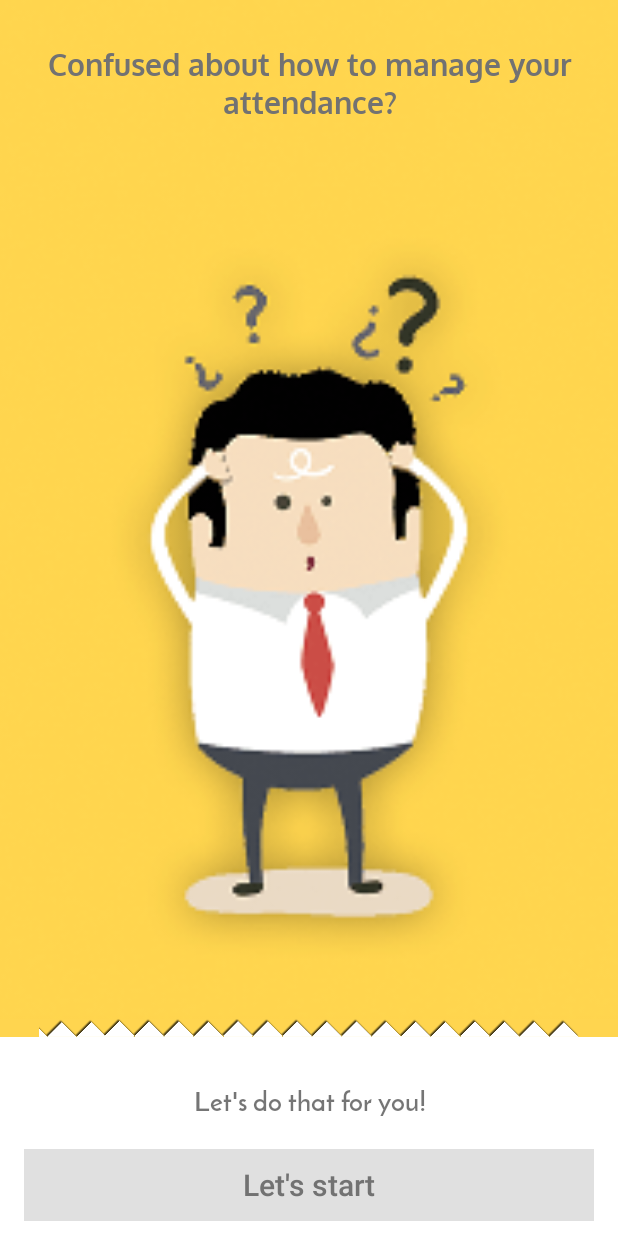
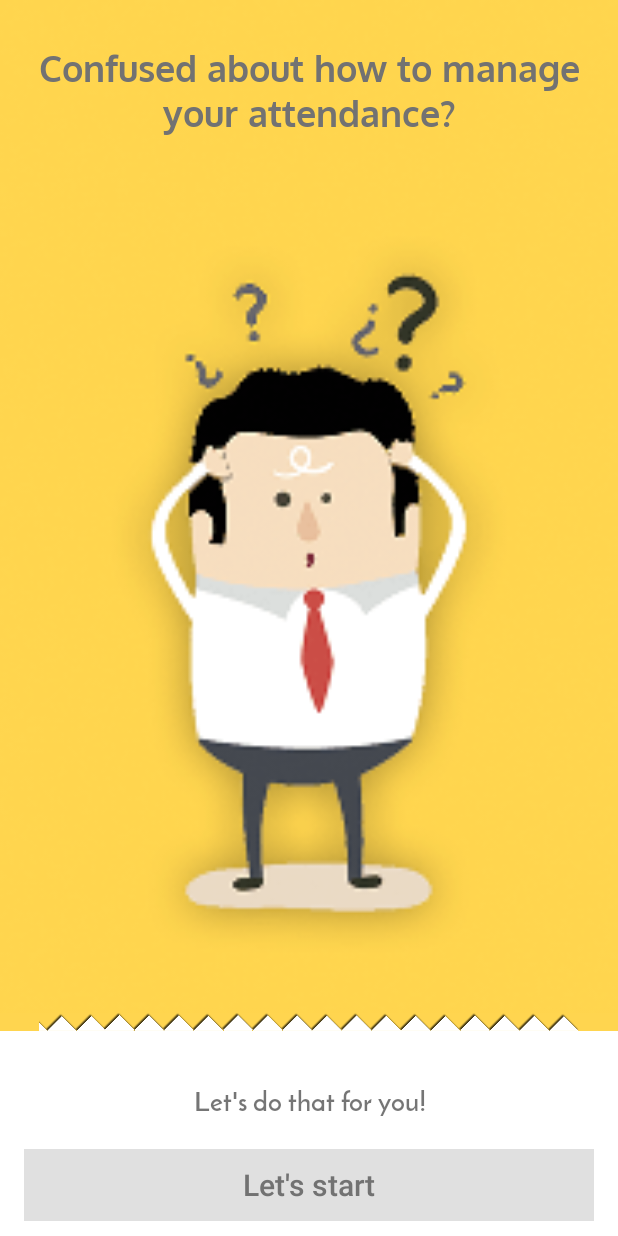
Before and after one commit to aviraldg/AttendanceManager, an Android app: the screen it shows after launch (StartScreen), on a phone screen of 412 x 824 dp. Run offline under Robolectric (Android 15) with nearby library versions, the phone set to English and light mode, and no system bars.

Commit message:
New Bugs Fixed

```diff
--- a/app/build.gradle
+++ b/app/build.gradle
@@ -8,8 +8,8 @@ android {
         applicationId "dotinc.attendancemanager2"
         minSdkVersion 15
         targetSdkVersion 23
-        versionCode 13
-        versionName "1.2.6.4"
+        versionCode 14
+        versionName "2.0"
     }
     buildTypes {
         release {
--- a/app/src/main/java/dotinc/attendancemanager2/DetailedAnalysisActivity.java
+++ b/app/src/main/java/dotinc/attendancemanager2/DetailedAnalysisActivity.java
@@ -122,6 +122,7 @@ public class DetailedAnalysisActivity extends AppCompatActivity {
         for (int i = 0; i < attendanceObject.size(); i++) {
             try {
                 String date = attendanceObject.get(i).getDate();
+                Log.d("option_date",date);
                 greenDate = formatter.parse(date);
                 if (attendanceObject.get(i).getAction() == 1) {
                     caldroidFragment.setBackgroundResourceForDate(R.color.attendedColor,
--- a/app/src/main/java/dotinc/attendancemanager2/ExtraClassActivity.java
+++ b/app/src/main/java/dotinc/attendancemanager2/ExtraClassActivity.java
@@ -57,6 +57,7 @@ public class ExtraClassActivity extends AppCompatActivity {
         recyclerView.setLayoutManager(new LinearLayoutManager(this));
         recyclerView.setHasFixedSize(true);
 
+//        Log.d("option_date_got_date",day);
 
         extraEmptyView = (RelativeLayout) findViewById(R.id.empty_view_extra_goto);
         extraEmptyTitle = (TextView) findViewById(R.id.empty_text_extra_goto);
--- a/app/src/main/res/layout/activity_about_us.xml
+++ b/app/src/main/res/layout/activity_about_us.xml
@@ -33,7 +33,7 @@
         android:layout_below="@+id/app_name"
         android:layout_centerHorizontal="true"
         android:layout_marginTop="10dp"
-        android:text="Version: 1.5"
+        android:text="Version: 2.0.1"
         android:textColor="@color/white"
         android:textSize="15sp" />
 
--- a/app/src/main/res/layout/activity_main.xml
+++ b/app/src/main/res/layout/activity_main.xml
@@ -47,7 +47,7 @@
                     android:gravity="center"
                     app:dotGap="4dp"
                     app:fillColor="#fff"
-                    app:radius="6dp"
+                    app:radius="8dp"
                     app:strokeColor="#fff" />
             </RelativeLayout>
 
--- a/app/src/main/res/layout/activity_start_screen.xml
+++ b/app/src/main/res/layout/activity_start_screen.xml
@@ -38,7 +38,7 @@
             android:gravity="center"
             app:dotGap="4dp"
             app:fillColor="#fff"
-            app:radius="6dp"
+            app:radius="10dp"
             app:strokeColor="@color/black" />
 
         <TextView
@@ -51,20 +51,20 @@
             android:layout_marginRight="16dp"
             android:gravity="center"
             android:padding="10dp"
-            android:textStyle="bold"
             android:text="This is an example of textview"
-            android:textSize="18sp" />
+            android:textSize="18sp"
+            android:textStyle="bold" />
 
         <Button
             android:id="@+id/start_btn"
             android:layout_width="match_parent"
             android:layout_height="wrap_content"
             android:layout_below="@+id/help_text"
+            android:layout_centerHorizontal="true"
             android:layout_marginBottom="10dp"
             android:layout_marginLeft="16dp"
             android:layout_marginRight="16dp"
             android:layout_marginTop="10dp"
-            android:layout_centerHorizontal="true"
             android:background="@color/attendedColor"
             android:padding="8dp"
             android:text="Let's Start"
--- a/app/src/main/res/layout/fragment_first.xml
+++ b/app/src/main/res/layout/fragment_first.xml
@@ -23,7 +23,7 @@
         android:padding="10dp"
         android:text="This is the title Text"
         android:textColor="@color/secondaryText"
-        android:textSize="20sp" />
+        android:textSize="24sp" />
 
     <ImageView
         android:id="@+id/strip"
--- a/app/src/main/res/layout/fragment_second2.xml
+++ b/app/src/main/res/layout/fragment_second2.xml
@@ -23,7 +23,7 @@
         android:padding="10dp"
         android:text="This is the title Text"
         android:textColor="@color/white"
-        android:textSize="20sp" />
+        android:textSize="24sp" />
 
     <ImageView
         android:id="@+id/strip"
--- a/app/src/main/res/layout/fragment_third.xml
+++ b/app/src/main/res/layout/fragment_third.xml
@@ -23,7 +23,7 @@
         android:padding="10dp"
         android:text="This is the title Text"
         android:textColor="@color/secondaryText"
-        android:textSize="20sp" />
+        android:textSize="24sp" />
 
     <ImageView
         android:id="@+id/strip"
--- a/app/src/main/res/values/strings.xml
+++ b/app/src/main/res/values/strings.xml
@@ -78,16 +78,20 @@
     <string name="gotodate">•Select a previous date to enter your attendance in case you forgot :P</string>
     <string name="predictor">•Predict your percentage by entering  number of classes attended or number of classes bunked!</string>
 
+    <string name="predictor_help">Predict your percentage by entering  number of classes attended or bunked!
+        \n\nThink for a while you are on a holiday and you won\'t be able to attend your classes.
+        \n\nRelax! Just input the number of classes you gonna miss and we\'ll predict your percentage!</string>
+
 
     <string-array name="viewpager_title">
         <item>Confused about how to manage your attendance?</item>
-        <item>Tedious tracking day-to-day attendance</item>
-        <item>Sit back and relax </item>
+        <item>Tedious tracking your day-to-day attendance?</item>
+        <item>Sit back and relax  </item>
     </string-array>
 
     <string-array name="viewpager_desc">
         <item>Let\'s do that for you!</item>
         <item>Take a look at Detailed Analysis</item>
-        <item>And say hello to Attendance Manager</item>
+        <item>Say hello to Attendance Manager</item>
     </string-array>
 </resources>
```
Also changed, not shown: app/src/main/java/dotinc/attendancemanager2/MainActivity.java (+10 -1 lines), app/src/main/java/dotinc/attendancemanager2/NameAndCriteriaActivity.java (+7 -3 lines), app/src/main/java/dotinc/attendancemanager2/PredictorActivity.java (+21 -2 lines), app/src/main/res/layout/activity_go_to_date.xml (+5 -3 lines), app/src/main/res/menu/predictor_menu.xml (added, +12 -0 lines).
